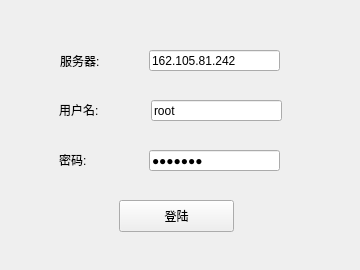
Qt form Interface_BT/login.ui (freshStones/alpaca) before a commit.
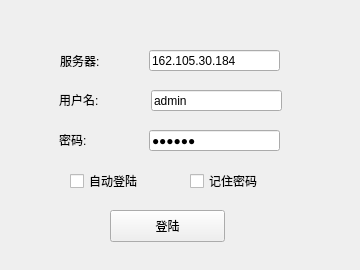
The same form after that commit.

```diff
--- a/Interface_BT/login.ui
+++ b/Interface_BT/login.ui
@@ -16,8 +16,8 @@
   <widget class="QPushButton" name="pushButton">
    <property name="geometry">
     <rect>
-     <x>119</x>
-     <y>200</y>
+     <x>110</x>
+     <y>210</y>
      <width>115</width>
      <height>32</height>
     </rect>
@@ -39,20 +39,20 @@
    <property name="geometry">
     <rect>
      <x>151</x>
-     <y>100</y>
+     <y>90</y>
      <width>131</width>
      <height>21</height>
     </rect>
    </property>
    <property name="text">
-    <string>root</string>
+    <string>admin</string>
    </property>
   </widget>
   <widget class="QLabel" name="label">
    <property name="geometry">
     <rect>
      <x>59</x>
-     <y>100</y>
+     <y>90</y>
      <width>62</width>
      <height>19</height>
     </rect>
@@ -65,7 +65,7 @@
    <property name="geometry">
     <rect>
      <x>59</x>
-     <y>150</y>
+     <y>130</y>
      <width>62</width>
      <height>19</height>
     </rect>
@@ -78,7 +78,7 @@
    <property name="geometry">
     <rect>
      <x>149</x>
-     <y>150</y>
+     <y>130</y>
      <width>131</width>
      <height>21</height>
     </rect>
@@ -90,7 +90,7 @@
     <string/>
    </property>
    <property name="text">
-    <string>raccoon</string>
+    <string>lh2013</string>
    </property>
    <property name="echoMode">
     <enum>QLineEdit::Password</enum>
@@ -106,7 +106,7 @@
     </rect>
    </property>
    <property name="text">
-    <string>162.105.81.242</string>
+    <string>162.105.30.184</string>
    </property>
   </widget>
   <widget class="QLabel" name="label_3">
@@ -122,6 +122,32 @@
     <string>服务器:</string>
    </property>
   </widget>
+  <widget class="QCheckBox" name="checkBox_autoLogin">
+   <property name="geometry">
+    <rect>
+     <x>70</x>
+     <y>170</y>
+     <width>97</width>
+     <height>22</height>
+    </rect>
+   </property>
+   <property name="text">
+    <string>自动登陆</string>
+   </property>
+  </widget>
+  <widget class="QCheckBox" name="checkBox_autoRememberPwd">
+   <property name="geometry">
+    <rect>
+     <x>190</x>
+     <y>170</y>
+     <width>97</width>
+     <height>22</height>
+    </rect>
+   </property>
+   <property name="text">
+    <string>记住密码</string>
+   </property>
+  </widget>
  </widget>
  <resources/>
  <connections/>
```
Left out of the diff: 8 changed lines with no effect on the pictures.
